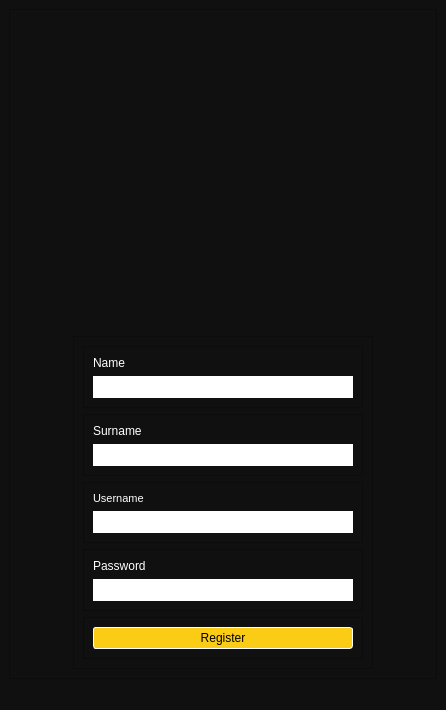
Qt form ui/register.ui (enharukalo/powerwatch) before a commit.
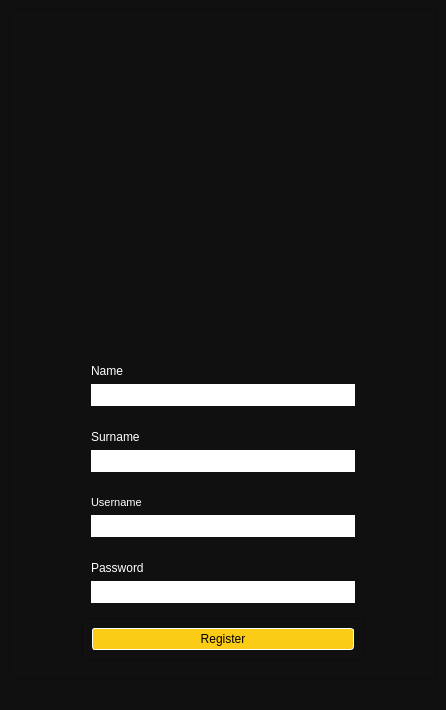
The same form after that commit. Icons and pictures are not drawn.

Commit message: Implement functionality, add admin panel and update layouts

What changed in the file:
```diff
--- a/ui/register.ui
+++ b/ui/register.ui
@@ -30,9 +30,7 @@
 QPushButton:enabled {
   background-color: #facc15; /* Yellow shade */
   color: black; /* Text color */
-cursor: pointer;
 border-radius: 3px;
-box-shadow: 0 4px #999;
 }
 
 QPushButton:pressed {
@@ -109,18 +107,12 @@
            <height>0</height>
           </size>
          </property>
-         <property name="frameShape">
-          <enum>QFrame::StyledPanel</enum>
-         </property>
          <property name="frameShadow">
           <enum>QFrame::Raised</enum>
          </property>
          <layout class="QVBoxLayout" name="verticalLayout_6">
           <item>
            <widget class="QFrame" name="frameName">
-            <property name="frameShape">
-             <enum>QFrame::StyledPanel</enum>
-            </property>
             <property name="frameShadow">
              <enum>QFrame::Raised</enum>
             </property>
@@ -152,9 +144,6 @@
           </item>
           <item>
            <widget class="QFrame" name="frameSurname">
-            <property name="frameShape">
-             <enum>QFrame::StyledPanel</enum>
-            </property>
             <property name="frameShadow">
              <enum>QFrame::Raised</enum>
             </property>
@@ -186,9 +175,6 @@
           </item>
           <item>
            <widget class="QFrame" name="frameUsername">
-            <property name="frameShape">
-             <enum>QFrame::StyledPanel</enum>
-            </property>
             <property name="frameShadow">
              <enum>QFrame::Raised</enum>
             </property>
@@ -229,9 +215,6 @@
           </item>
           <item>
            <widget class="QFrame" name="framePassword">
-            <property name="frameShape">
-             <enum>QFrame::StyledPanel</enum>
-            </property>
             <property name="frameShadow">
              <enum>QFrame::Raised</enum>
             </property>
```
Left out of the diff: 8 changed lines with no effect on the pictures. The commit also changes 9 other files.
